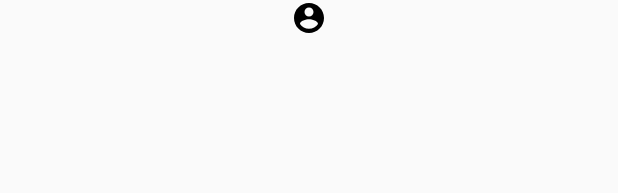
After one commit to ster1666/QuizJU, an Android app: the layout activity_signup.xml on its own in the app's theme, with its tools: preview values and no code run, on a phone screen of 412 x 824 dp. The commit adds this screen. Shown: the top 193 px of the screen. Run offline under Robolectric (Android 15) with nearby library versions, the phone set to English and light mode, and no system bars.

Commit message:
Added signup activity and create account button

```diff
--- /dev/null
+++ b/app/src/main/res/layout/activity_signup.xml
@@ -0,0 +1,30 @@
+<?xml version="1.0" encoding="utf-8"?>
+<LinearLayout xmlns:android="http://schemas.android.com/apk/res/android"
+    xmlns:app="http://schemas.android.com/apk/res-auto"
+    xmlns:tools="http://schemas.android.com/tools"
+    android:layout_width="match_parent"
+    android:layout_height="match_parent"
+    tools:context=".SignupActivity">
+
+    <ScrollView
+        android:id="@+id/signupView"
+        android:layout_width="match_parent"
+        android:layout_height="match_parent">
+
+        <LinearLayout
+            android:layout_width="match_parent"
+            android:layout_height="wrap_content"
+            android:orientation="vertical" >
+
+            <ImageView
+                android:src="@drawable/ic_account_circle_black_24dp"
+                android:layout_gravity="center"
+                android:id="@+id/default_profile_image"
+                android:layout_width="wrap_content"
+                android:layout_height="wrap_content"
+                android:layout_weight="1"
+                tools:srcCompat="@tools:sample/avatars[0]" />
+        </LinearLayout>
+    </ScrollView>
+
+</LinearLayout>
--- a/app/src/main/res/values/strings.xml
+++ b/app/src/main/res/values/strings.xml
@@ -19,4 +19,5 @@
         completions."
     </string>
     <string name="prompt_username">Username</string>
+    <string name="signup_button_text">No account? Create one now!</string>
 </resources>
```
Also changed, not shown: app/src/main/AndroidManifest.xml (+5 -5 lines), app/src/main/java/com/example/androidonlinequizapp/LoginActivity.java (+15 -1 lines), app/src/main/java/com/example/androidonlinequizapp/SignupActivity.java (added, +21 -0 lines), app/src/main/res/layout/activity_login.xml (+9 -1 lines).
